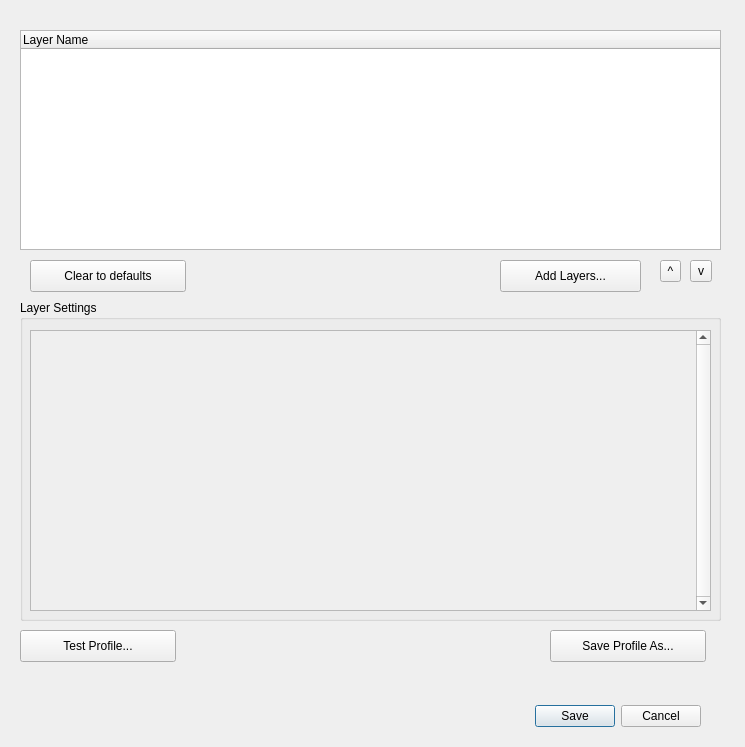
This is vkconfig/dlgprofileeditor.ui in LunarG/VulkanTools as Qt 5 draws it before an edit. The edited form follows.
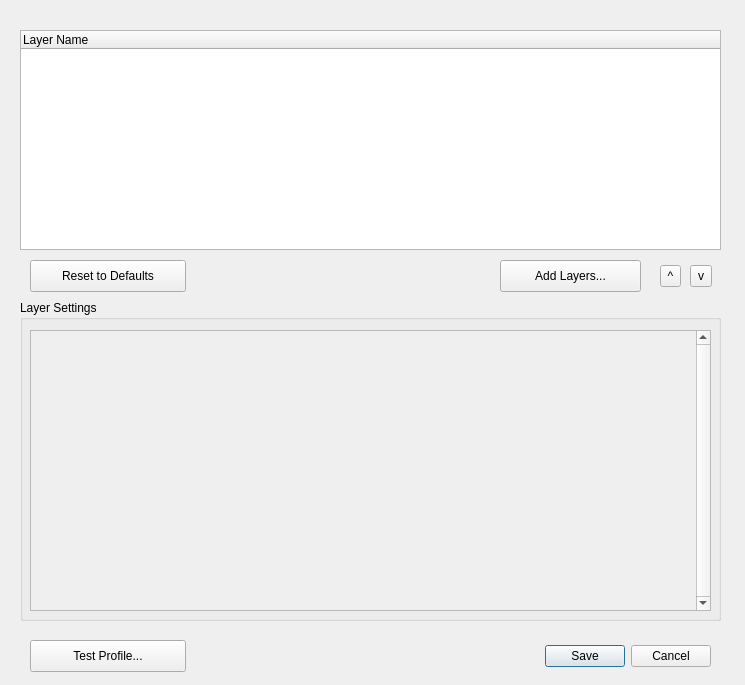
This is the edited form.

What changed in the file:
```diff
--- a/vkconfig/dlgprofileeditor.ui
+++ b/vkconfig/dlgprofileeditor.ui
@@ -7,19 +7,19 @@
     <x>0</x>
     <y>0</y>
     <width>745</width>
-    <height>747</height>
+    <height>685</height>
    </rect>
   </property>
   <property name="minimumSize">
    <size>
     <width>745</width>
-    <height>747</height>
+    <height>685</height>
    </size>
   </property>
   <property name="maximumSize">
    <size>
     <width>745</width>
-    <height>747</height>
+    <height>685</height>
    </size>
   </property>
   <property name="windowTitle">
@@ -28,9 +28,9 @@
   <widget class="QDialogButtonBox" name="buttonBox">
    <property name="geometry">
     <rect>
-     <x>80</x>
-     <y>700</y>
-     <width>621</width>
+     <x>250</x>
+     <y>640</y>
+     <width>461</width>
      <height>32</height>
     </rect>
    </property>
@@ -62,19 +62,6 @@
     </property>
    </column>
   </widget>
-  <widget class="QPushButton" name="pushButtonSaveProfileAs">
-   <property name="geometry">
-    <rect>
-     <x>550</x>
-     <y>630</y>
-     <width>156</width>
-     <height>32</height>
-    </rect>
-   </property>
-   <property name="text">
-    <string>Save Profile As...</string>
-   </property>
-  </widget>
   <widget class="QPushButton" name="pushButtonResetLayers">
    <property name="geometry">
     <rect>
@@ -85,14 +72,14 @@
     </rect>
    </property>
    <property name="text">
-    <string>Clear to defaults</string>
+    <string>Reset to Defaults</string>
    </property>
   </widget>
   <widget class="QPushButton" name="pushButtonLaunchTest">
    <property name="geometry">
     <rect>
-     <x>20</x>
-     <y>630</y>
+     <x>30</x>
+     <y>640</y>
      <width>156</width>
      <height>32</height>
     </rect>
@@ -105,7 +92,7 @@
    <property name="geometry">
     <rect>
      <x>690</x>
-     <y>260</y>
+     <y>265</y>
      <width>22</width>
      <height>22</height>
     </rect>
@@ -121,7 +108,7 @@
    <property name="geometry">
     <rect>
      <x>660</x>
-     <y>260</y>
+     <y>265</y>
      <width>21</width>
      <height>22</height>
     </rect>
```
